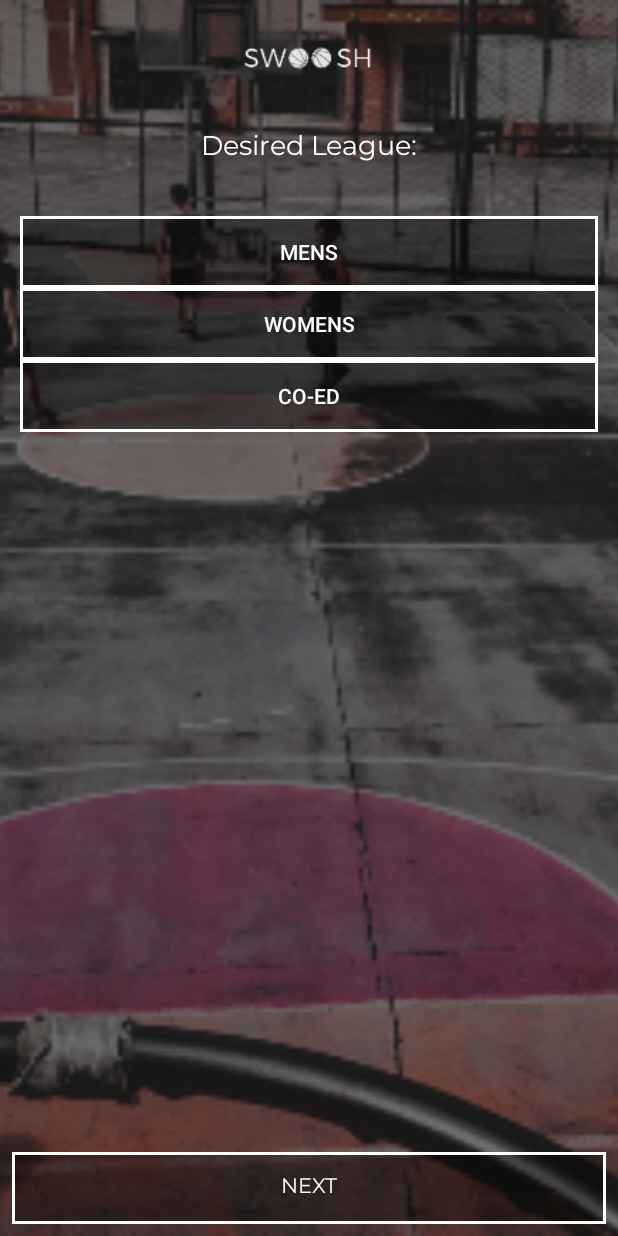
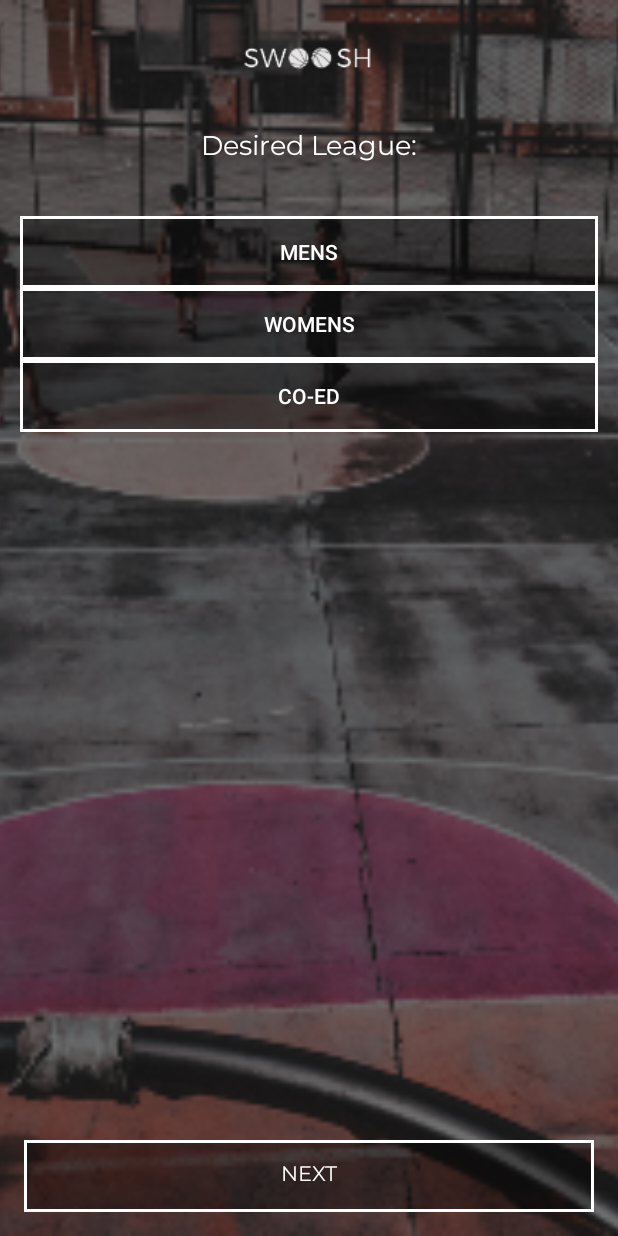
Before and after one commit to bshara-t/Swoosh, an Android app: the screen it shows after launch (LeagueActivity), after a tap on "GET STARTED", on a phone screen of 412 x 824 dp. Run offline under Robolectric (Android 15) with nearby library versions, the phone set to English and light mode, and no system bars.

Commit message:
lesson 4

```diff
--- /dev/null
+++ b/app/src/main/java/com/repoai/bshara/swoosh/BaseActivity.kt
@@ -0,0 +1,45 @@
+package com.repoai.bshara.swoosh
+
+import android.support.v7.app.AppCompatActivity
+import android.os.Bundle
+import android.util.Log
+
+open class BaseActivity : AppCompatActivity() {
+
+    val TAG = "LifeCycle"
+
+    override fun onCreate(savedInstanceState: Bundle?) {
+        Log.d(TAG, "${javaClass.simpleName} OnCreate")
+        super.onCreate(savedInstanceState)
+    }
+
+    override fun onStart() {
+        Log.d(TAG, "${javaClass.simpleName} OnStart")
+        super.onStart()
+    }
+
+    override fun onResume() {
+        Log.d(TAG, "${javaClass.simpleName} OnResume")
+        super.onResume()
+    }
+
+    override fun onRestart() {
+        Log.d(TAG, "${javaClass.simpleName} OnRestart")
+        super.onRestart()
+    }
+
+    override fun onPause() {
+        Log.d(TAG, "${javaClass.simpleName} OnPause")
+        super.onPause()
+    }
+
+    override fun onStop() {
+        Log.d(TAG, "${javaClass.simpleName} OnStop")
+        super.onStop()
+    }
+
+    override fun onDestroy() {
+        Log.d(TAG, "${javaClass.simpleName} OnDestroy")
+        super.onDestroy()
+    }
+}
--- a/app/src/main/java/com/repoai/bshara/swoosh/LeagueActivity.kt
+++ b/app/src/main/java/com/repoai/bshara/swoosh/LeagueActivity.kt
@@ -1,12 +1,23 @@
 package com.repoai.bshara.swoosh
 
+import android.content.Intent
 import android.support.v7.app.AppCompatActivity
 import android.os.Bundle
+import android.view.View
+import kotlinx.android.synthetic.main.activity_league.*
 
-class LeagueActivity : AppCompatActivity() {
+class LeagueActivity : BaseActivity() {
 
     override fun onCreate(savedInstanceState: Bundle?) {
         super.onCreate(savedInstanceState)
         setContentView(R.layout.activity_league)
     }
+
+    fun setPointer(view: View) {
+        nextBtn.setOnClickListener {
+            val skillIntent = Intent(this, SkillActivity::class.java)
+            startActivity(skillIntent)
+        }
+    }
+
 }
--- a/app/src/main/java/com/repoai/bshara/swoosh/MainActivity.kt
+++ b/app/src/main/java/com/repoai/bshara/swoosh/MainActivity.kt
@@ -5,7 +5,7 @@ import android.support.v7.app.AppCompatActivity
 import android.os.Bundle
 import kotlinx.android.synthetic.main.activity_main.*
 
-class MainActivity : AppCompatActivity() {
+class MainActivity : BaseActivity() {
 
     override fun onCreate(savedInstanceState: Bundle?) {
         super.onCreate(savedInstanceState)
--- a/app/src/main/res/layout/activity_league.xml
+++ b/app/src/main/res/layout/activity_league.xml
@@ -28,12 +28,12 @@
             android:text="@string/next"
             android:layout_width="0dp"
             android:layout_height="wrap_content"
-            android:id="@+id/button"
-            app:layout_constraintEnd_toEndOf="parent" android:layout_marginEnd="8dp"
-            app:layout_constraintStart_toStartOf="parent" android:layout_marginStart="8dp"
+            app:layout_constraintEnd_toEndOf="parent" android:layout_marginEnd="16dp"
+            app:layout_constraintStart_toStartOf="parent" android:layout_marginStart="16dp"
             android:fontFamily="@font/montserrat"
             android:textColor="@android:color/white" android:background="@drawable/swoosh_button"
-            android:layout_marginBottom="8dp" app:layout_constraintBottom_toBottomOf="parent"/>
+            android:layout_marginBottom="16dp" app:layout_constraintBottom_toBottomOf="parent"
+            android:id="@+id/nextBtn" android:onClick="setPointer"/>
     <TextView
             android:layout_width="wrap_content"
             android:layout_height="wrap_content"
--- a/app/src/main/res/layout/activity_main.xml
+++ b/app/src/main/res/layout/activity_main.xml
@@ -55,9 +55,9 @@
             android:layout_width="0dp"
             android:layout_height="wrap_content"
             android:id="@+id/getStartedBtn"
-            app:layout_constraintEnd_toEndOf="parent" android:layout_marginEnd="8dp"
-            app:layout_constraintStart_toStartOf="parent" android:layout_marginStart="8dp"
+            app:layout_constraintEnd_toEndOf="parent" android:layout_marginEnd="16dp"
+            app:layout_constraintStart_toStartOf="parent" android:layout_marginStart="16dp"
             android:fontFamily="@font/montserrat"
             android:textColor="@android:color/white" android:background="@drawable/swoosh_button"
-            android:layout_marginBottom="8dp" app:layout_constraintBottom_toBottomOf="parent"/>
+            android:layout_marginBottom="16dp" app:layout_constraintBottom_toBottomOf="parent"/>
 </android.support.constraint.ConstraintLayout>
--- a/app/src/main/res/values/strings.xml
+++ b/app/src/main/res/values/strings.xml
@@ -13,4 +13,8 @@
     <string name="mens">Mens</string>
     <string name="womens">Womens</string>
     <string name="co_ed">Co-ed</string>
+    <string name="i_am_a">I am a:</string>
+    <string name="beginner">BEGINNER</string>
+    <string name="baller">BALLER</string>
+    <string name="finish">FINISH</string>
 </resources>
```
Also changed, not shown: app/src/main/AndroidManifest.xml (+8 -2 lines), app/src/main/java/com/repoai/bshara/swoosh/SkillActivity.kt (added, +12 -0 lines), app/src/main/res/layout/activity_skill.xml (added, +69 -0 lines).
